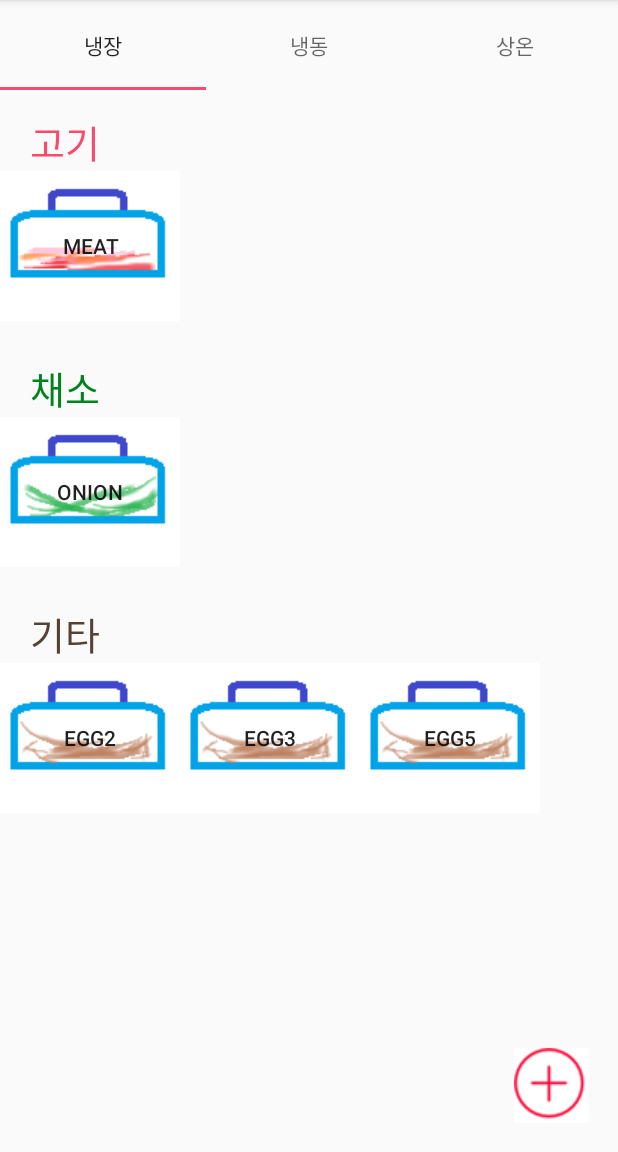
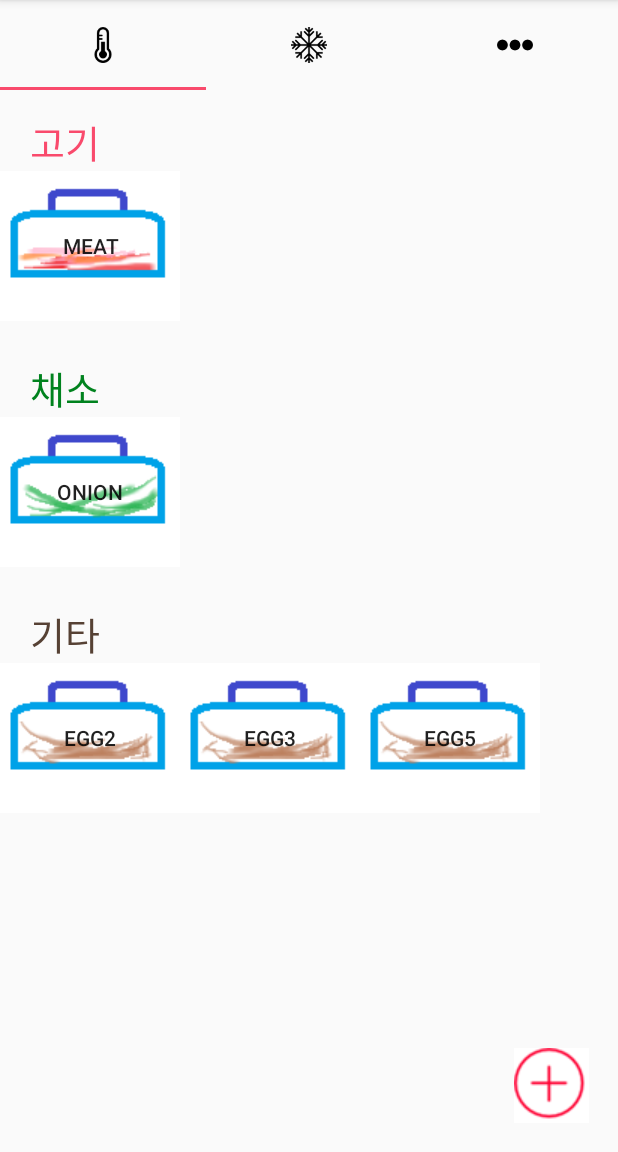
Before and after one commit to doodoo1213/Please_refrigerator, an Android app: the MainActivity screen opened directly, with no data from a screen before it, on a phone screen of 412 x 824 dp, the part 84-1236 px from its top. Run offline under Robolectric (Android 15) with nearby library versions, the phone set to English and light mode, and no system bars; our stand-ins replace ButterKnife; 1 statement that could not run was skipped.

Commit message:
-Tab Icon

```diff
--- a/app/src/main/java/com/example/kimjuyoung/please_refrigerator/activity/MainActivity.java
+++ b/app/src/main/java/com/example/kimjuyoung/please_refrigerator/activity/MainActivity.java
@@ -7,9 +7,7 @@ import android.support.v4.app.FragmentStatePagerAdapter;
 import android.support.v4.view.ViewPager;
 import android.support.v7.app.AppCompatActivity;
 import android.os.Bundle;
-import android.view.LayoutInflater;
 import android.view.View;
-import android.widget.TextView;
 
 
 import com.example.kimjuyoung.please_refrigerator.R;
@@ -33,21 +31,20 @@ public class MainActivity extends AppCompatActivity
 
         TabLayout tabLayout = (TabLayout) findViewById(R.id.Tab_list);
         tabLayout.setupWithViewPager(vp);
+        tabLayout.getTabAt(0).setIcon(R.drawable.refrigerated);
+        tabLayout.getTabAt(1).setIcon(R.drawable.frozen);
+        tabLayout.getTabAt(2).setIcon(R.drawable.etc);
 
     }
 
     private class pagerAdapter extends FragmentStatePagerAdapter
     {
-        private String[] tabTitles = new String[]{"냉장", "냉동", "상온"};
 
         public pagerAdapter(android.support.v4.app.FragmentManager fm)
         {
             super(fm);
         }
-        @Override
-        public CharSequence getPageTitle(int position) {
-            return tabTitles[position];
-        }
+
         @Override
         public android.support.v4.app.Fragment getItem(int position)
         {
```
